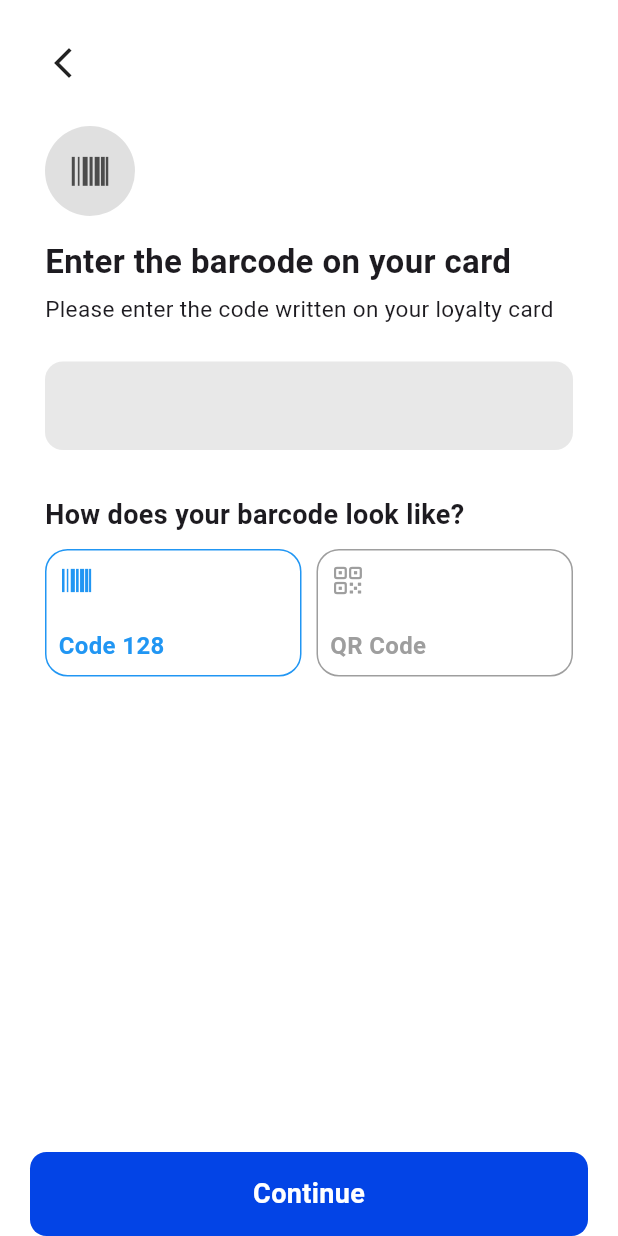
After one commit to stanciugabriel/stash, a Flutter app: the AddBarcode screen opened directly, on a phone screen of 412 x 824 dp. The commit adds this screen. Run offline on Flutter 3.47's test engine with Material 3 defaults, Android fonts, the light colour scheme and no system bars; our stand-ins replace barcode_widget, cached_network_image, camera, flutter_svg, glass, in_app_review and 4 more; missing offline and left inert: google_mlkit_barcode_scanning, haptic_feedback, mesh_gradient, screen_brightness; accounts and stored records are empty; generated files the repository leaves out were written again; network calls fail; Roboto replaces fonts that are missing (SFProDisplay, SFProRounded).

Commit message:
Added manual card entry

```diff
--- /dev/null
+++ b/lib/add_barcode.dart
@@ -0,0 +1,261 @@
+import 'package:Stash/add_card_name.dart';
+import 'package:flutter/cupertino.dart';
+import 'package:flutter/material.dart';
+import 'package:flutter_gen/gen_l10n/app_localizations.dart';
+
+class AddBarcode extends StatefulWidget {
+  const AddBarcode({
+    super.key,
+  });
+
+  @override
+  State<AddBarcode> createState() => _AddBarcodeState();
+}
+
+class _AddBarcodeState extends State<AddBarcode> {
+  TextEditingController cardController = TextEditingController();
+  String selectedBarcode = 'BarcodeFormat.code128';
+
+  @override
+  Widget build(BuildContext context) {
+    return Scaffold(
+      body: SafeArea(
+        child: Padding(
+          padding: const EdgeInsets.all(30.0),
+          child: Column(
+            crossAxisAlignment: CrossAxisAlignment.start,
+            children: [
+              Padding(
+                padding: const EdgeInsets.only(bottom: 30),
+                child: Row(
+                  children: [
+                    GestureDetector(
+                      onTap: () => Navigator.pop(context),
+                      child: const Icon(Icons.arrow_back_ios_new),
+                    ),
+                  ],
+                ),
+              ),
+              Container(
+                decoration: BoxDecoration(
+                  shape: BoxShape.circle,
+                  color: Colors.grey[300],
+                ),
+                child: const Padding(
+                  padding: EdgeInsets.all(15.0),
+                  child: Icon(
+                    CupertinoIcons.barcode,
+                    size: 30,
+                    color: Color.fromARGB(255, 76, 76, 76),
+                  ),
+                ),
+              ),
+              const SizedBox(height: 15),
+              Text(
+                AppLocalizations.of(context)!.enter_the_barcode,
+                style: const TextStyle(
+                  fontSize: 22,
+                  fontFamily: 'SFProRounded',
+                  fontWeight: FontWeight.w600,
+                ),
+              ),
+              const SizedBox(height: 5),
+              Text(
+                AppLocalizations.of(context)!.enter_the_barcode_description,
+                style: const TextStyle(
+                  fontSize: 15,
+                  fontFamily: 'SFProRounded',
+                  fontWeight: FontWeight.w400,
+                ),
+              ),
+              const SizedBox(height: 20),
+              Padding(
+                padding: const EdgeInsets.only(bottom: 10, top: 5),
+                child: Column(
+                  crossAxisAlignment: CrossAxisAlignment.start,
+                  children: [
+                    TextField(
+                      keyboardType: TextInputType.name,
+                      controller: cardController,
+                      textInputAction: TextInputAction.done,
+                      cursorColor: Colors.black,
+                      style: const TextStyle(
+                        fontSize: 18,
+                        fontFamily: 'UberMoveMedium',
+                      ),
+                      decoration: InputDecoration(
+                        border: OutlineInputBorder(
+                          borderRadius: BorderRadius.circular(12),
+                          borderSide: BorderSide.none,
+                        ),
+                        fillColor: const Color(0xFFE8E8E8),
+                        filled: true,
+                      ),
+                    ),
+                  ],
+                ),
+              ),
+              SizedBox(
+                height: 20,
+              ),
+              Text(
+                AppLocalizations.of(context)!.how_does_your_barcode_look,
+                style: TextStyle(
+                  fontFamily: "SFProDisplay",
+                  fontSize: 18,
+                  fontWeight: FontWeight.w600,
+                ),
+              ),
+              SizedBox(
+                height: 10,
+              ),
+              Row(
+                children: [
+                  Expanded(
+                    child: GestureDetector(
+                      onTap: () {
+                        setState(() {
+                          selectedBarcode = 'BarcodeFormat.code128';
+                        });
+                      },
+                      child: BarcodeSwitcher(
+                        isSelected: selectedBarcode == 'BarcodeFormat.code128',
+                        label: "Code 128",
+                        icon: CupertinoIcons.barcode,
+                      ),
+                    ),
+                  ),
+                  const SizedBox(width: 10),
+                  Expanded(
+                    child: GestureDetector(
+                      onTap: () {
+                        setState(() {
+                          selectedBarcode = 'BarcodeFormat.qrCode';
+                        });
+                      },
+                      child: BarcodeSwitcher(
+                        isSelected: selectedBarcode == 'BarcodeFormat.qrCode',
+                        label: "QR Code",
+                        icon: CupertinoIcons.qrcode,
+                      ),
+                    ),
+                  ),
+                ],
+              )
+            ],
+          ),
+        ),
+      ),
+      bottomNavigationBar: SafeArea(
+        child: GestureDetector(
+          onTap: () {
+            if (!cardController.text.isEmpty) {
+              Navigator.push(
+                context,
+                MaterialPageRoute(
+                    builder: (context) => AddCardName(
+                        cardCode: cardController.text,
+                        format: selectedBarcode)),
+              );
+            }
+          },
+          child: Padding(
+            padding: const EdgeInsets.symmetric(horizontal: 20.0),
+            child: Container(
+              decoration: BoxDecoration(
+                color: const Color.fromARGB(255, 3, 68, 230),
+                borderRadius: BorderRadius.circular(11),
+              ),
+              child: Padding(
+                padding: const EdgeInsets.all(15.0),
+                child: Row(
+                  mainAxisAlignment: MainAxisAlignment.center,
+                  children: [
+                    Text(
+                      AppLocalizations.of(context)!.continue_button,
+                      style: TextStyle(
+                        fontFamily: "SFProDisplay",
+                        fontSize: 18,
+                        fontWeight: FontWeight.w600,
+                        color: Colors.white,
+                      ),
+                    ),
+                  ],
+                ),
+              ),
+            ),
+          ),
+        ),
+      ),
+    );
+  }
+}
+
+class BarcodeSwitcher extends StatelessWidget {
+  final bool isSelected;
+  final String label;
+  final IconData icon;
+
+  const BarcodeSwitcher({
+    super.key,
+    required this.isSelected,
+    required this.label,
+    required this.icon,
+  });
+
+  @override
+  Widget build(BuildContext context) {
+    return TweenAnimationBuilder<Color?>(
+      tween: ColorTween(
+        begin: isSelected ? Colors.blue : Colors.grey,
+        end: isSelected ? Colors.blue : Colors.grey,
+      ),
+      duration: const Duration(milliseconds: 300),
+      builder: (context, borderColor, child) {
+        return Container(
+          decoration: BoxDecoration(
+            border: Border.all(color: borderColor!),
+            borderRadius: BorderRadius.circular(15),
+          ),
+          child: Padding(
+            padding: const EdgeInsets.all(8.0),
+            child: Column(
+              crossAxisAlignment: CrossAxisAlignment.start,
+              children: [
+                TweenAnimationBuilder<Color?>(
+                  tween: ColorTween(
+                    begin: isSelected ? Colors.blue : Colors.grey,
+                    end: isSelected ? Colors.blue : Colors.grey,
+                  ),
+                  duration: const Duration(milliseconds: 300),
+                  builder: (context, iconColor, child) {
+                    return Icon(icon, color: iconColor);
+                  },
+                ),
+                const SizedBox(height: 20),
+                TweenAnimationBuilder<Color?>(
+                  tween: ColorTween(
+                    begin: isSelected ? Colors.blue : Colors.grey,
+                    end: isSelected ? Colors.blue : Colors.grey,
+                  ),
+                  duration: const Duration(milliseconds: 300),
+                  builder: (context, textColor, child) {
+                    return Text(
+                      label,
+                      style: TextStyle(
+                        fontFamily: "SFProDisplay",
+                        fontWeight: FontWeight.w600,
+                        fontSize: 16,
+                        color: textColor,
+                      ),
+                    );
+                  },
+                ),
+              ],
+            ),
+          ),
+        );
+      },
+    );
+  }
+}
--- a/lib/card_modal.dart
+++ b/lib/card_modal.dart
@@ -29,6 +29,7 @@ class CardModal extends StatefulWidget {
     final brightness = await ScreenBrightness().current;
     showModalBottomSheet(
         isScrollControlled: true,
+        enableDrag: false,
         context: context,
         shape: const RoundedRectangleBorder(
           borderRadius: BorderRadius.only(
--- a/lib/l10n/app_en.arb
+++ b/lib/l10n/app_en.arb
@@ -98,6 +98,14 @@
     },
     "preferences": "Preferences",
     "@preferences": {
+      "description": "preferences title"
+    },
+    "enter_the_barcode": "Enter the barcode on your card",
+    "@enter_the_barcode": {
+      "description": "preferences title"
+    },
+    "enter_the_barcode_description": "Please enter the code written on your loyalty card",
+    "@enter_the_barcode_description": {
       "description": "preferences title"
     },
     "notifications": "Notifications",
@@ -232,5 +240,9 @@
   "meet_your_new_favourite_loyalty_app": "Meet your new favourite loyalty app",
   "@meet_your_new_favourite_loyalty_app": {
     "description": "Feature description for automatic backup"
+  },
+  "how_does_your_barcode_look": "How does your barcode look like?",
+  "@how_does_your_barcode_look": {
+    "description": "Feature description for automatic backup"
   }
-  }
+}
--- a/lib/l10n/app_ro.arb
+++ b/lib/l10n/app_ro.arb
@@ -232,5 +232,17 @@
   "meet_your_new_favourite_loyalty_app": "Fă cunoștință cu aplicația ta favorită de loialitate",
   "@meet_your_new_favourite_loyalty_app": {
     "description": "Feature description for automatic backup"
+  },
+  "enter_the_barcode": "Introdu codul de pe card",
+  "@enter_the_barcode": {
+    "description": "preferences title"
+  },
+  "enter_the_barcode_description": "Introdu codul scris pe cardul tau de loialitate.",
+  "@enter_the_barcode_description": {
+    "description": "preferences title"
+  },
+  "how_does_your_barcode_look": "Cum arata codul tau de bare?",
+  "@how_does_your_barcode_look": {
+    "description": "Feature description for automatic backup"
   }
 }
--- a/lib/main.dart
+++ b/lib/main.dart
@@ -1,3 +1,4 @@
+import 'package:Stash/homepage.dart';
 import 'package:Stash/navbar.dart';
 import 'package:Stash/providers/account_provider.dart';
 import 'package:Stash/providers/card_provider.dart';
@@ -46,7 +47,6 @@ class MyApp extends StatelessWidget {
         debugShowCheckedModeBanner: false,
         home: NavBar(
           pageIndex: 0,
-      ),
-    );
+        ));
   }
 }
--- a/lib/models/loyalty_cards.dart
+++ b/lib/models/loyalty_cards.dart
@@ -62,7 +62,7 @@ class CardStorage {
       return [
         LoyaltyCard(
             barcode: "barcode",
-            name: "Sephora",
+            name: "Kaufland",
             format: "BarcodeFormat.code128"),
       ];
     }
--- a/pubspec.yaml
+++ b/pubspec.yaml
@@ -25,6 +25,7 @@ dependencies:
   package_info_plus: ^8.0.2
   webview_flutter: ^4.8.0
   cached_network_image: ^3.4.1
+  lottie: ^3.1.2
   provider: ^6.1.2
   cached_network_svg_image: ^1.0.0
   flutter_localizations:
@@ -86,3 +87,5 @@ flutter:
     - assets/icons/hex.svg
     - assets/icons/profileheart.svg
     - assets/logo.png
+    - assets/lottie/tickw.json
+    - assets/lottie/tick.json
```
Also changed, not shown: assets/lottie/tick.json (added, +1 -0 lines), assets/lottie/tickw.json (added, +1 -0 lines), lib/add_card_name.dart (+25 -9 lines), lib/homepage.dart (+18 -8 lines), lib/scan_modal.dart (+17 -14 lines), lib/store_modal.dart (added, +183 -0 lines), pubspec.lock. Lines whose indentation alone changed are shown as unchanged.
